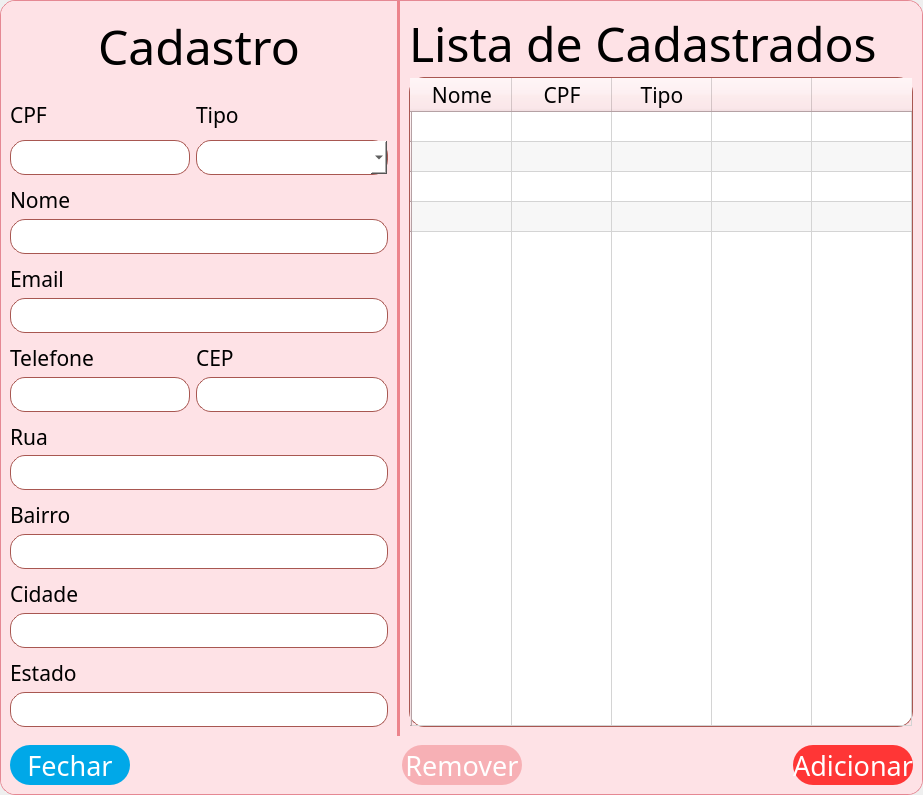
First picture: the form in arquivos .ui/Popup_Lista_pessoas.ui, repository jajpert/Fabrica-SW-96, before the edit.
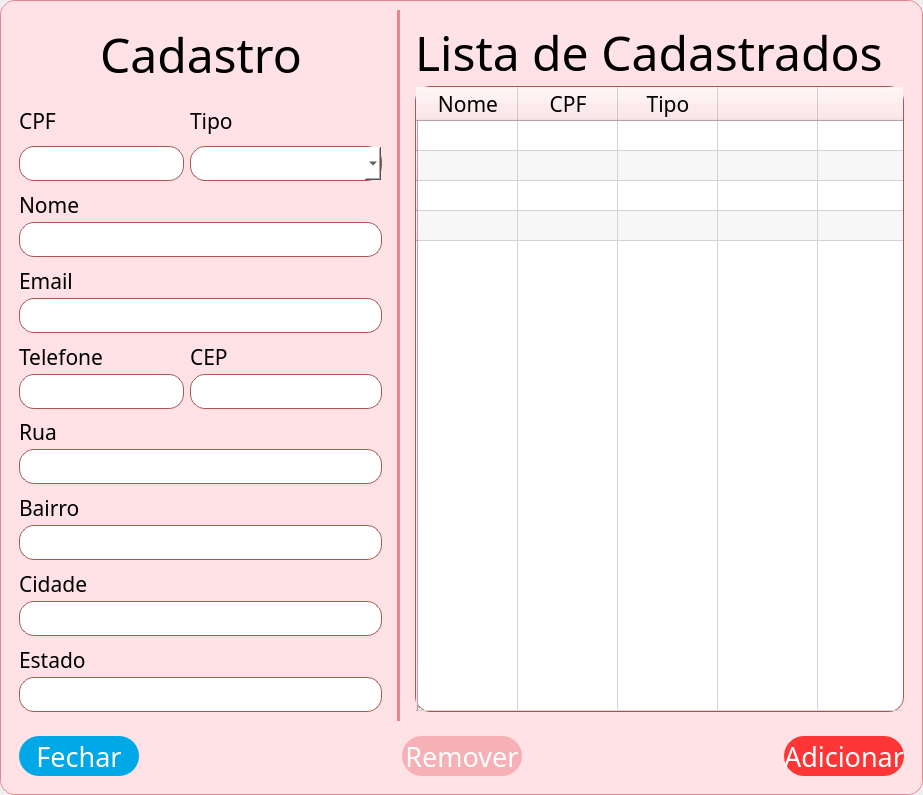
Second picture: the form after the edit.

Patch:
```diff
--- a/arquivos .ui/Popup_Lista_pessoas.ui
+++ b/arquivos .ui/Popup_Lista_pessoas.ui
@@ -87,19 +87,19 @@
         </property>
         <layout class="QGridLayout" name="gridLayout_2">
          <property name="leftMargin">
-          <number>0</number>
+          <number>9</number>
          </property>
          <property name="topMargin">
-          <number>0</number>
+          <number>9</number>
          </property>
          <property name="rightMargin">
-          <number>0</number>
+          <number>9</number>
          </property>
          <property name="bottomMargin">
-          <number>0</number>
+          <number>9</number>
          </property>
          <property name="spacing">
-          <number>0</number>
+          <number>6</number>
          </property>
          <item row="0" column="2">
           <widget class="QFrame" name="frame_17">
```
